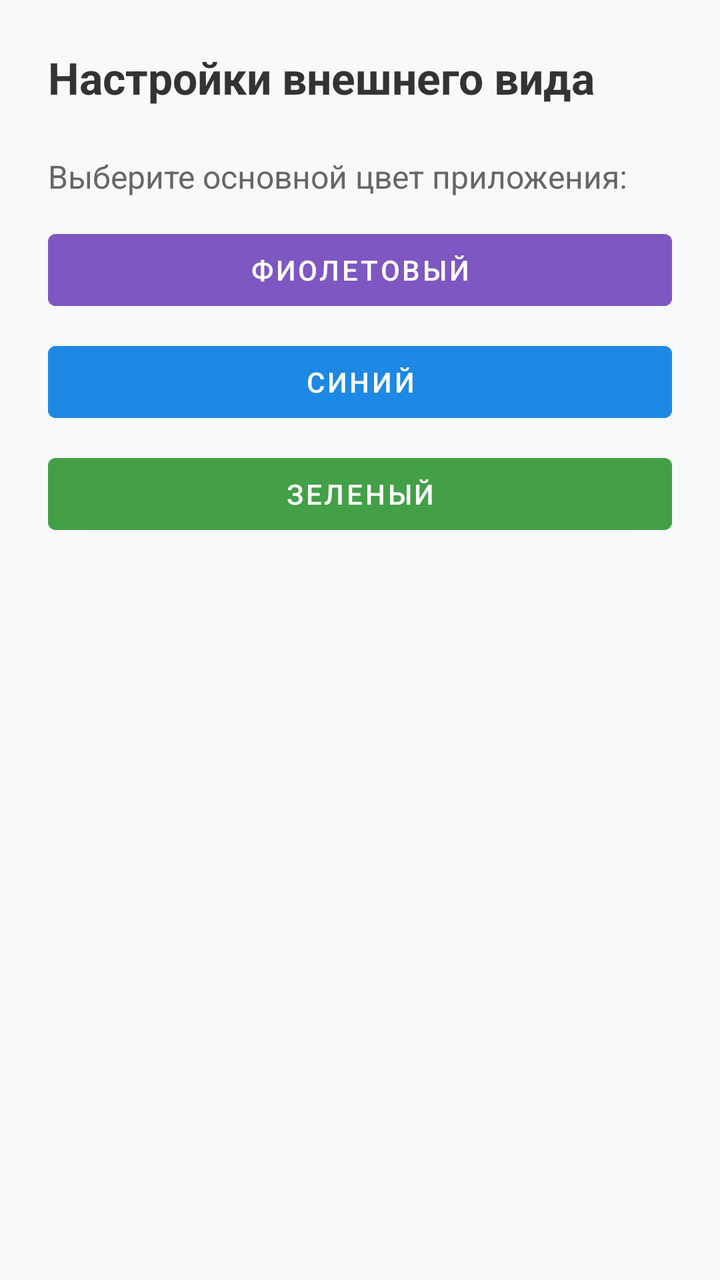
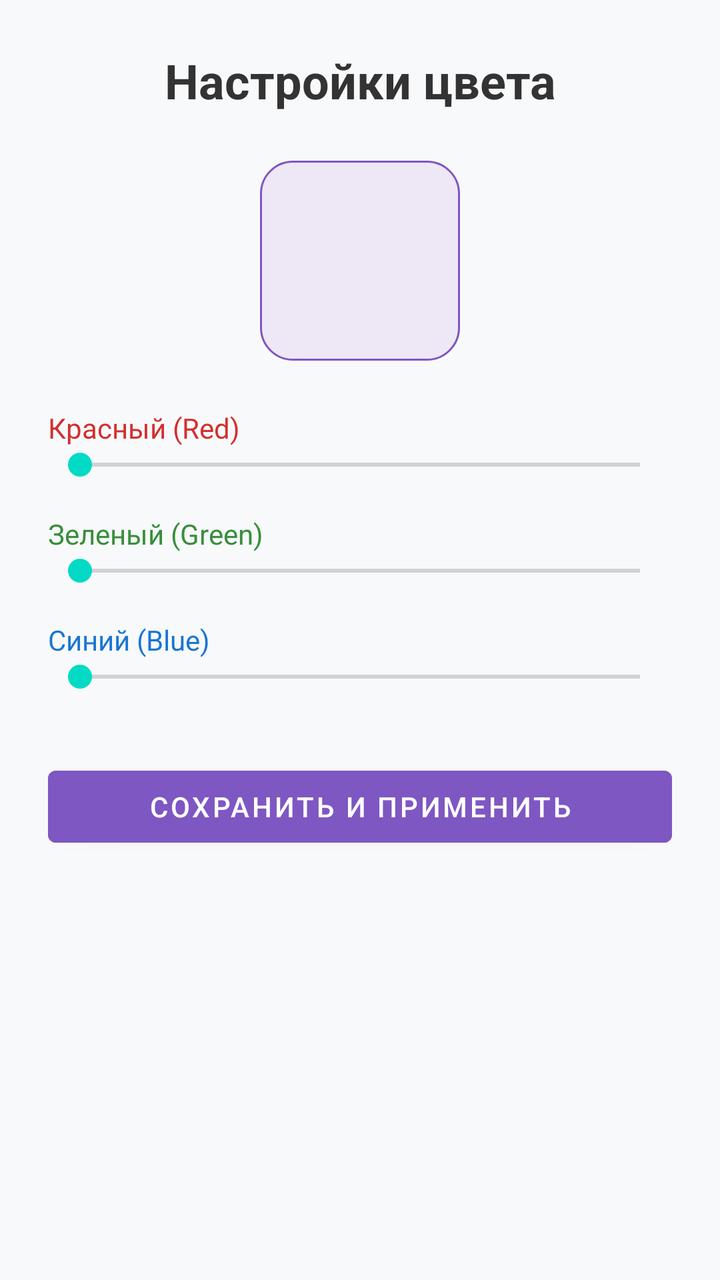

Before-and-after screenshots of an Android layout around one commit, followed by the original layout XML and the change that was made.
<!-- AndroidManifest.xml: application theme Theme.MixNote -->
<!-- res/layout/activity_settings.xml -->
<?xml version="1.0" encoding="utf-8"?>
<LinearLayout xmlns:android="http://schemas.android.com/apk/res/android"
    android:layout_width="match_parent"
    android:layout_height="match_parent"
    android:orientation="vertical"
    android:padding="24dp"
    android:background="#F8F9FA">

    <TextView
        android:layout_width="match_parent"
        android:layout_height="wrap_content"
        android:text="Настройки внешнего вида"
        android:textSize="22sp"
        android:textStyle="bold"
        android:textColor="#333333"
        android:layout_marginBottom="24dp" />

    <TextView
        android:layout_width="match_parent"
        android:layout_height="wrap_content"
        android:text="Выберите основной цвет приложения:"
        android:textSize="16sp"
        android:textColor="#666666"
        android:layout_marginBottom="12dp" />

    <Button
        android:id="@+id/btnColorPurple"
        android:layout_width="match_parent"
        android:layout_height="wrap_content"
        android:text="Фиолетовый"
        android:textColor="#FFFFFF"
        android:backgroundTint="#7E57C2"
        android:layout_marginBottom="8dp" />

    <Button
        android:id="@+id/btnColorBlue"
        android:layout_width="match_parent"
        android:layout_height="wrap_content"
        android:text="Синий"
        android:textColor="#FFFFFF"
        android:backgroundTint="#1E88E5"
        android:layout_marginBottom="8dp" />

    <Button
        android:id="@+id/btnColorGreen"
        android:layout_width="match_parent"
        android:layout_height="wrap_content"
        android:text="Зеленый"
        android:textColor="#FFFFFF"
        android:backgroundTint="#43A047"
        android:layout_marginBottom="8dp" />

</LinearLayout>
<!-- resources referenced by this layout -->
<resources>
  <style name="Theme.MixNote" parent="Theme.MaterialComponents.Light.NoActionBar">
          <item name="colorPrimary">#FF6200EE</item>
          <item name="colorOnPrimary">#FFFFFF</item>
      </style>
</resources>

<!-- the commit's change to res/layout/activity_settings.xml (unified diff, before → after) -->
@@ -9,45 +9,37 @@
     <TextView
         android:layout_width="match_parent"
         android:layout_height="wrap_content"
-        android:text="Настройки внешнего вида"
-        android:textSize="22sp"
+        android:text="Настройки цвета"
+        android:textSize="24sp"
         android:textStyle="bold"
         android:textColor="#333333"
+        android:gravity="center"
         android:layout_marginBottom="24dp" />
 
-    <TextView
+    
+    <View
+        android:id="@+id/colorPreview"
+        android:layout_width="100dp"
+        android:layout_height="100dp"
+        android:layout_gravity="center"
+        android:background="@drawable/rounded_button"
+        android:layout_marginBottom="24dp" />
+
+    <TextView android:layout_width="wrap_content" android:layout_height="wrap_content" android:text="Красный (Red)" android:textColor="#D32F2F"/>
+    <SeekBar android:id="@+id/seekRed" android:layout_width="match_parent" android:layout_height="wrap_content" android:max="255" android:layout_marginBottom="16dp"/>
+
+    <TextView android:layout_width="wrap_content" android:layout_height="wrap_content" android:text="Зеленый (Green)" android:textColor="#388E3C"/>
+    <SeekBar android:id="@+id/seekGreen" android:layout_width="match_parent" android:layout_height="wrap_content" android:max="255" android:layout_marginBottom="16dp"/>
+
+    <TextView android:layout_width="wrap_content" android:layout_height="wrap_content" android:text="Синий (Blue)" android:textColor="#1976D2"/>
+    <SeekBar android:id="@+id/seekBlue" android:layout_width="match_parent" android:layout_height="wrap_content" android:max="255" android:layout_marginBottom="32dp"/>
+
+    <Button
+        android:id="@+id/btnApplyColor"
         android:layout_width="match_parent"
         android:layout_height="wrap_content"
-        android:text="Выберите основной цвет приложения:"
-        android:textSize="16sp"
-        android:textColor="#666666"
-        android:layout_marginBottom="12dp" />
-
-    <Button
-        android:id="@+id/btnColorPurple"
-        android:layout_width="match_parent"
-        android:layout_height="wrap_content"
-        android:text="Фиолетовый"
+        android:text="Сохранить и применить"
         android:textColor="#FFFFFF"
-        android:backgroundTint="#7E57C2"
-        android:layout_marginBottom="8dp" />
-
-    <Button
-        android:id="@+id/btnColorBlue"
-        android:layout_width="match_parent"
-        android:layout_height="wrap_content"
-        android:text="Синий"
-        android:textColor="#FFFFFF"
-        android:backgroundTint="#1E88E5"
-        android:layout_marginBottom="8dp" />
-
-    <Button
-        android:id="@+id/btnColorGreen"
-        android:layout_width="match_parent"
-        android:layout_height="wrap_content"
-        android:text="Зеленый"
-        android:textColor="#FFFFFF"
-        android:backgroundTint="#43A047"
-        android:layout_marginBottom="8dp" />
+        android:backgroundTint="#7E57C2" />
 
 </LinearLayout>
<!-- resource entries referenced after the edit -->
@@ -1,5 +1,13 @@
 <!-- resources referenced by this layout -->
 <resources>
+  <!-- drawable rounded_button (drawable) -->
+  <?xml version="1.0" encoding="utf-8"?>
+  <shape xmlns:android="http://schemas.android.com/apk/res/android"
+      android:shape="rectangle">
+      <solid android:color="#EDE7F6" />
+      <corners android:radius="16dp" />
+      <stroke android:width="1dp" android:color="#7E57C2" />
+  </shape>
   <style name="Theme.MixNote" parent="Theme.MaterialComponents.Light.NoActionBar">
           <item name="colorPrimary">#FF6200EE</item>
           <item name="colorOnPrimary">#FFFFFF</item>
